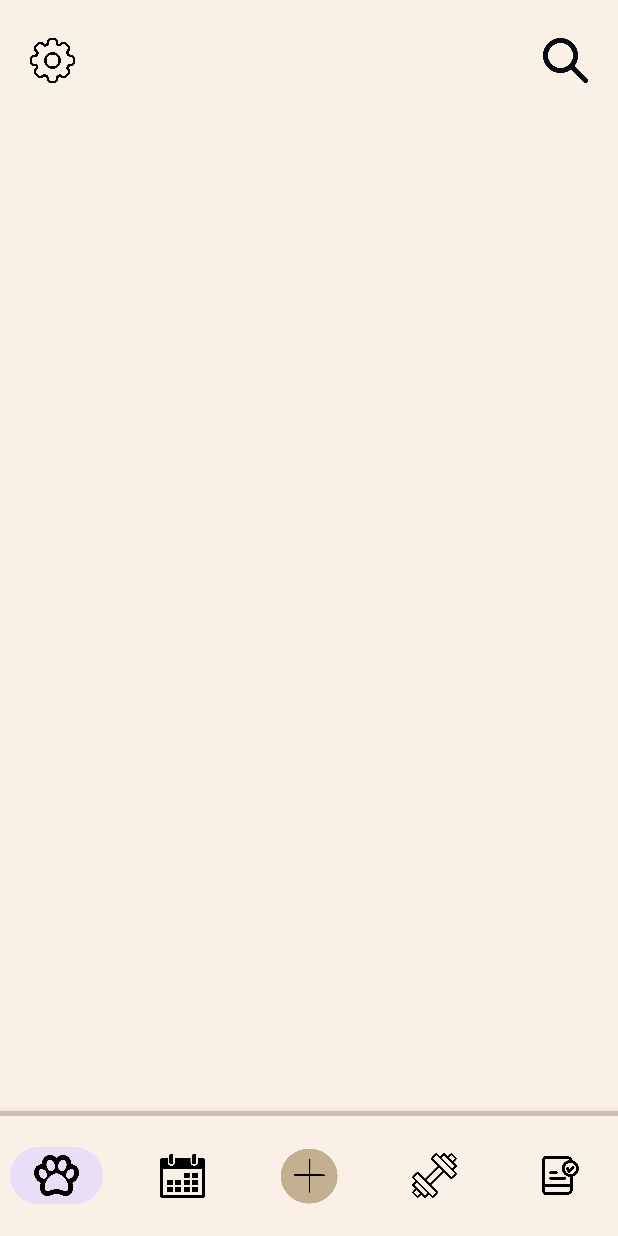
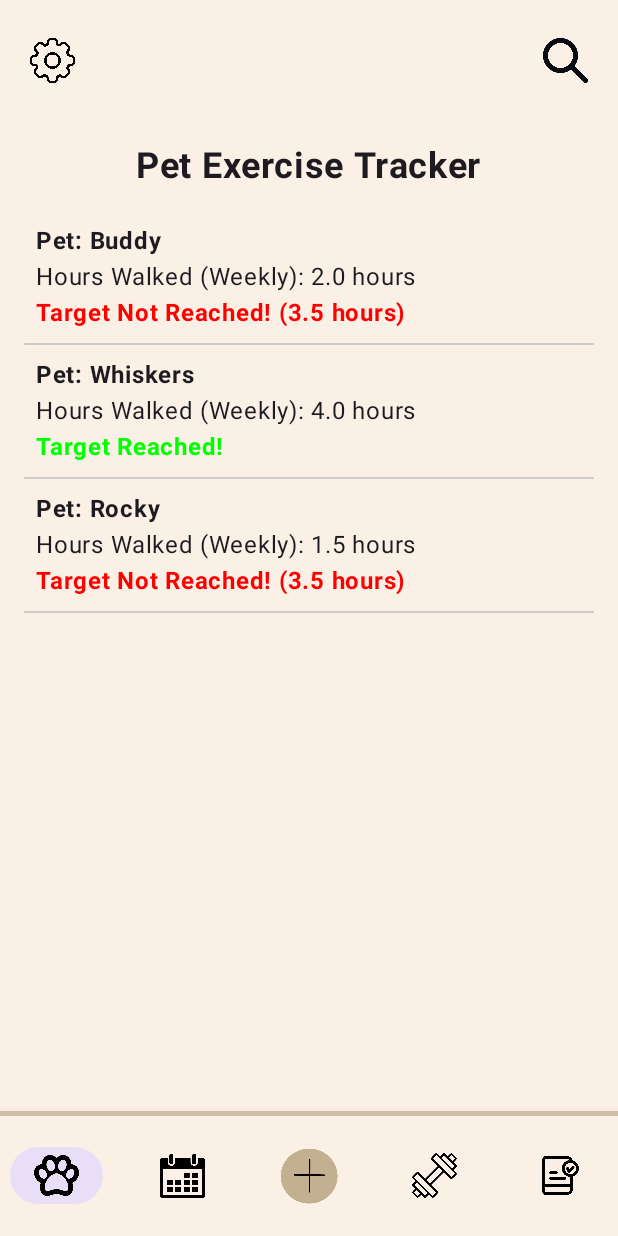
Before and after one commit to Baicha-S/Mobile-Computing-CP3406, an Android app built with Jetpack Compose: the ExercisePage screen opened through its navigation route, on a phone screen of 412 x 824 dp. Run offline under Robolectric (Android 15) with nearby library versions, the phone set to English and light mode, and no system bars; our stand-ins replace livedata-compose.

Commit message:
"Add ExercisePage."

```diff
--- a/app/src/main/java/com/example/assignment1/view/ExercisePage.kt
+++ b/app/src/main/java/com/example/assignment1/view/ExercisePage.kt
@@ -1,10 +1,75 @@
 package com.example.assignment1.view
 
-import androidx.compose.runtime.Composable
+import androidx.compose.foundation.layout.*
+import androidx.compose.material3.*
+import androidx.compose.runtime.*
+import androidx.compose.ui.Alignment
 import androidx.compose.ui.Modifier
+import androidx.compose.ui.graphics.Color
+import androidx.compose.ui.text.font.FontWeight
+import androidx.compose.ui.unit.dp
+import androidx.compose.ui.unit.sp
 import androidx.navigation.NavHostController
 
+// Placeholder data for demonstration
+data class PetExercise(val petName: String, val hoursWalked: Float)
+
 @Composable
-fun ExercisePage(padding: Modifier, navController: NavHostController){
+fun ExercisePage(padding: Modifier, navController: NavHostController) {
+    val petExercises = remember {
+        mutableStateListOf(
+            PetExercise("Buddy", 2.0f),
+            PetExercise("Whiskers", 4.0f),
+            PetExercise("Rocky", 1.5f)
+        )
+    }
 
+    Column(
+        modifier = padding
+            .fillMaxSize()
+            .padding(16.dp),
+        verticalArrangement = Arrangement.Top,
+        horizontalAlignment = Alignment.CenterHorizontally
+    ) {
+        Text(
+            text = "Pet Exercise Tracker",
+            fontSize = 24.sp,
+            fontWeight = FontWeight.Bold,
+            modifier = Modifier.padding(bottom = 16.dp)
+        )
+
+        petExercises.forEach { exercise ->
+            PetExerciseItem(exercise = exercise)
+            Divider(color = Color.LightGray, thickness = 1.dp)
+        }
+    }
 }
+
+@Composable
+fun PetExerciseItem(exercise: PetExercise) {
+    val targetHours = 3.5f
+    val targetReached = exercise.hoursWalked >= targetHours
+
+    Column(
+        modifier = Modifier
+            .fillMaxWidth()
+            .padding(8.dp)
+    ) {
+        Text(text = "Pet: ${exercise.petName}", fontWeight = FontWeight.Bold)
+        Text(text = "Hours Walked (Weekly): ${exercise.hoursWalked} hours")
+
+        if (targetReached) {
+            Text(
+                text = "Target Reached!",
+                color = Color.Green,
+                fontWeight = FontWeight.Bold
+            )
+        } else {
+            Text(
+                text = "Target Not Reached! (${targetHours} hours)",
+                color = Color.Red,
+                fontWeight = FontWeight.Bold
+            )
+        }
+    }
+}
```
